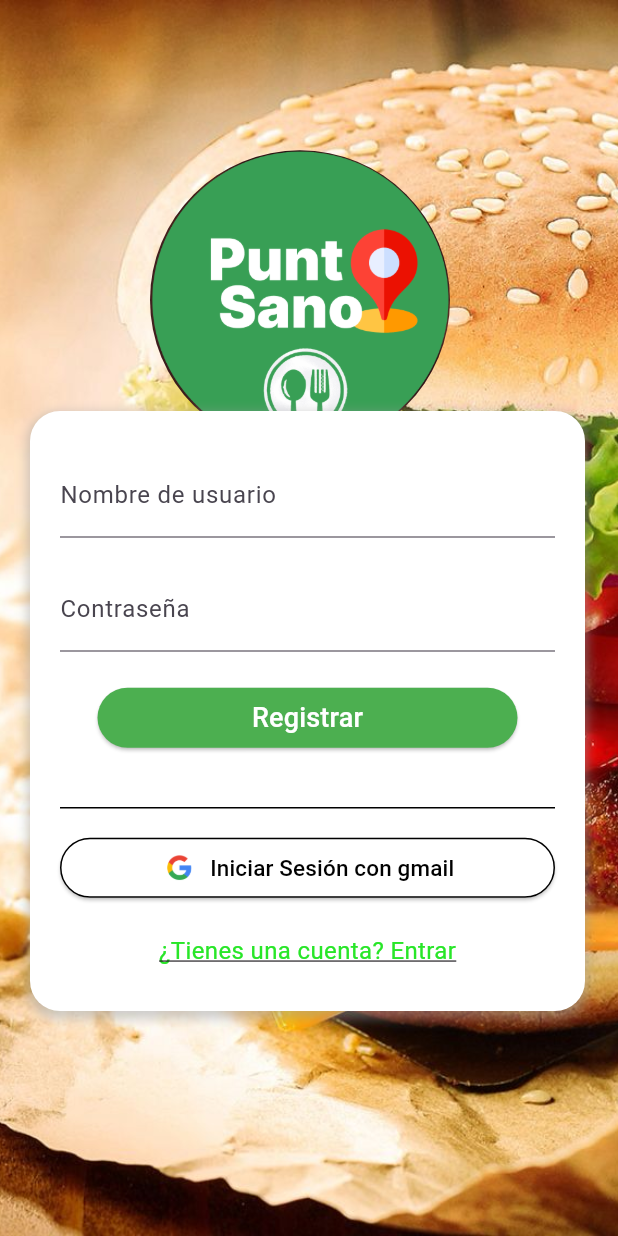
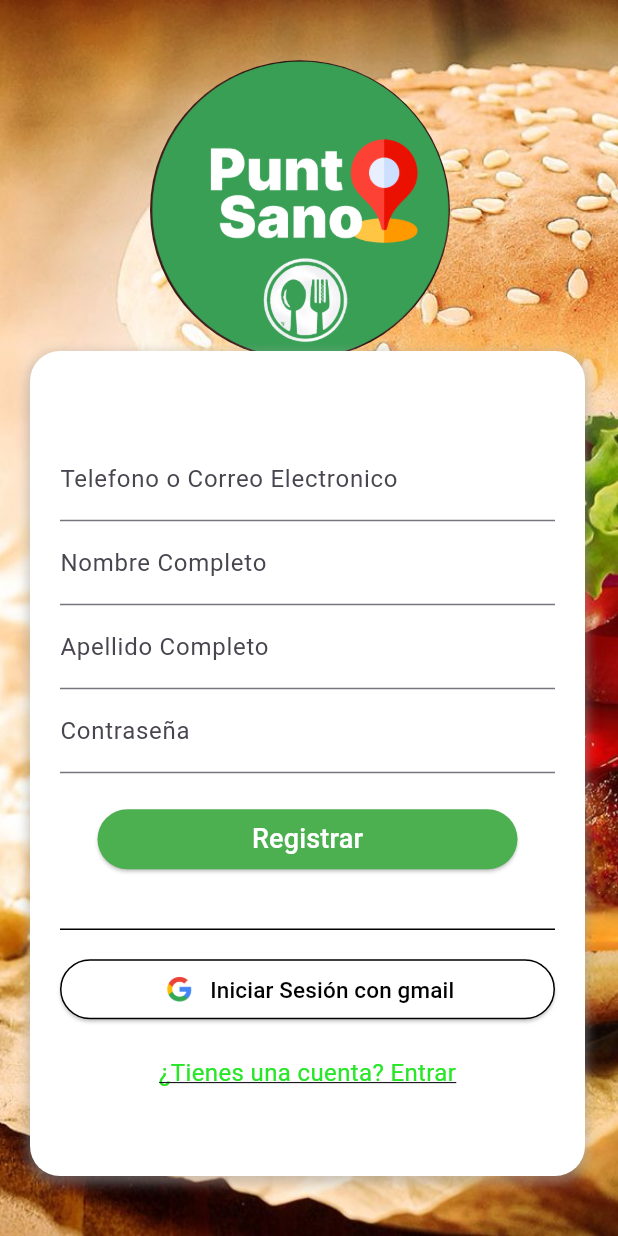
Before and after one commit to yeshua-aguilar/app_puntosano, a Flutter app: the Registre screen opened by its route, on a phone screen of 412 x 824 dp. Run offline on Flutter 3.47's test engine with Material 3 defaults, Android fonts, the phone set to English and light mode, and no system bars.

Commit message:
pantalla registre

```diff
--- a/lib/registre.dart
+++ b/lib/registre.dart
@@ -17,7 +17,7 @@
             fit: BoxFit.cover,
           ),
           Transform.translate(
-            offset: const Offset(100, 100),
+            offset: const Offset(100, 40),
             child: CircleAvatar(
               radius: 100,
               backgroundColor: Colors.transparent,
@@ -31,13 +31,13 @@
           ),
           Positioned(
             left: 20,
-            bottom: 150,
+            bottom: 40,
             child: Center(
               child: Padding(
                 padding: const EdgeInsets.all(0.0),
                 child: Container(
                   width: 370,
-                  height: 400,
+                  height: 550,
                   decoration: BoxDecoration(
                     color: Colors.white,
                     borderRadius: BorderRadius.circular(20),
@@ -58,10 +58,19 @@
                       children: [
                         TextFormField(
                           decoration: InputDecoration(
-                            labelText: 'Nombre de usuario',
+                            labelText: 'Telefono o Correo Electronico',
                           ),
                         ),
-                        SizedBox(height: 20),
+                        TextFormField(
+                          decoration: InputDecoration(
+                            labelText: 'Nombre Completo',
+                          ),
+                        ),
+                        TextFormField(
+                          decoration: InputDecoration(
+                            labelText: 'Apellido Completo',
+                          ),
+                        ),
                         TextFormField(
                           decoration: InputDecoration(
                             labelText: 'Contraseña',
```
